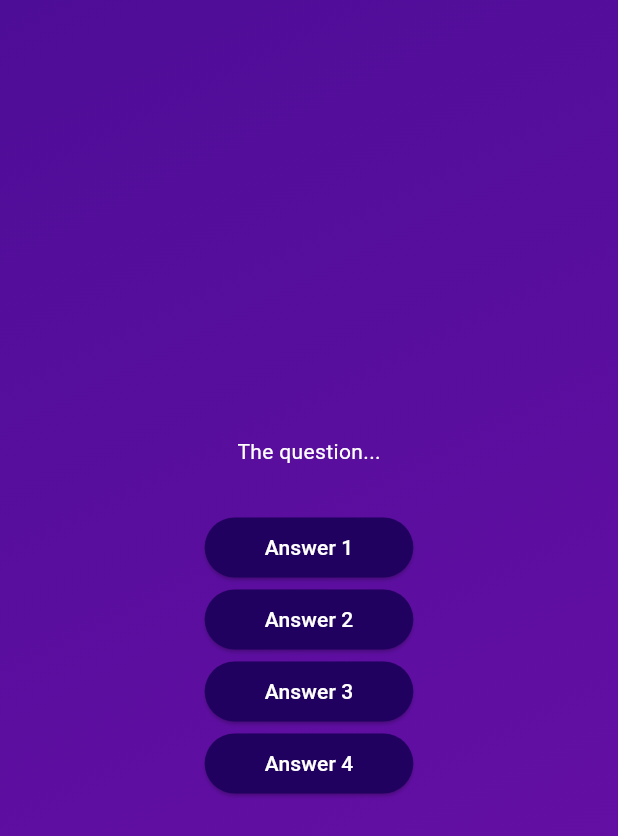
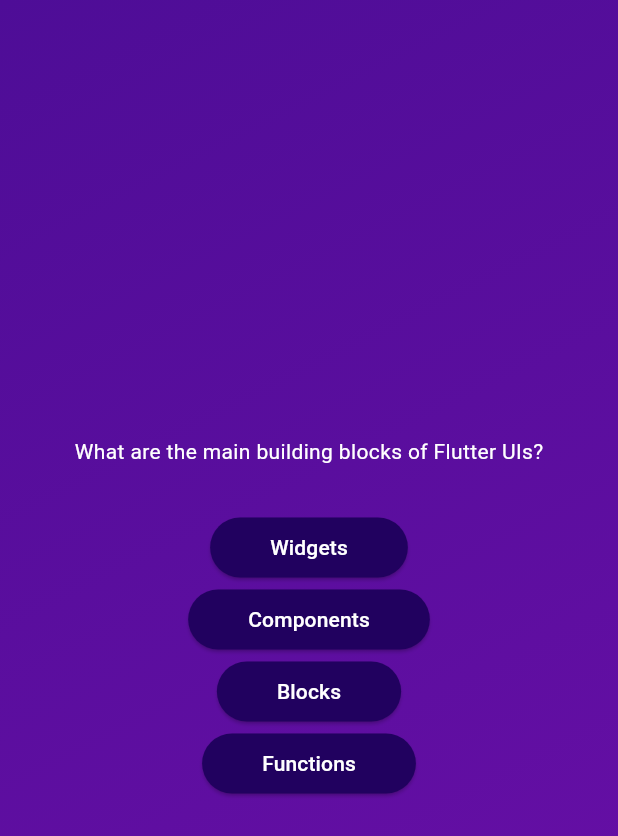
Before and after one commit to MinhNhatQA15101910/flutter_adv_basics, a Flutter app: the screen it shows after launch, after a tap on "Start Quiz", on a phone screen of 412 x 824 dp. Shown: the top 836 px of the screen. Run offline on Flutter 3.47's test engine with Material 3 defaults, Android fonts, the phone set to English and light mode, and no system bars.

Commit message:
Accessing list elements and object properties.

```diff
--- a/lib/questions_screen.dart
+++ b/lib/questions_screen.dart
@@ -1,4 +1,5 @@
 import 'package:adv_basics/answer_button.dart';
+import 'package:adv_basics/data/questions.dart';
 import 'package:flutter/material.dart';
 
 class QuestionsScreen extends StatefulWidget {
@@ -11,6 +12,8 @@
 }
 
 class _QuestionsScreenState extends State<QuestionsScreen> {
+  var currentQuestion = questions[0];
+
   @override
   Widget build(BuildContext context) {
     return SizedBox(
@@ -18,17 +21,29 @@
       child: Column(
         mainAxisAlignment: MainAxisAlignment.center,
         children: [
-          const Text(
-            'The question...',
-            style: TextStyle(
+          Text(
+            currentQuestion.text,
+            style: const TextStyle(
               color: Colors.white,
             ),
           ),
           const SizedBox(height: 30),
-          AnswerButton(answerText: 'Answer 1', onTap: () {}),
-          AnswerButton(answerText: 'Answer 2', onTap: () {}),
-          AnswerButton(answerText: 'Answer 3', onTap: () {}),
-          AnswerButton(answerText: 'Answer 4', onTap: () {}),
+          AnswerButton(
+            answerText: currentQuestion.answers[0],
+            onTap: () {},
+          ),
+          AnswerButton(
+            answerText: currentQuestion.answers[1],
+            onTap: () {},
+          ),
+          AnswerButton(
+            answerText: currentQuestion.answers[2],
+            onTap: () {},
+          ),
+          AnswerButton(
+            answerText: currentQuestion.answers[3],
+            onTap: () {},
+          ),
         ],
       ),
     );
```
